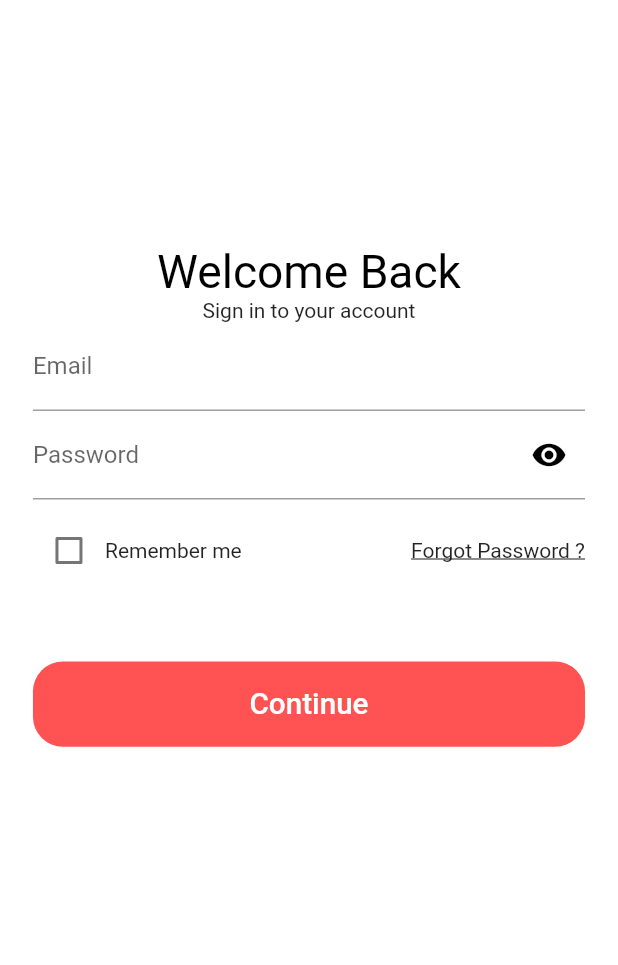
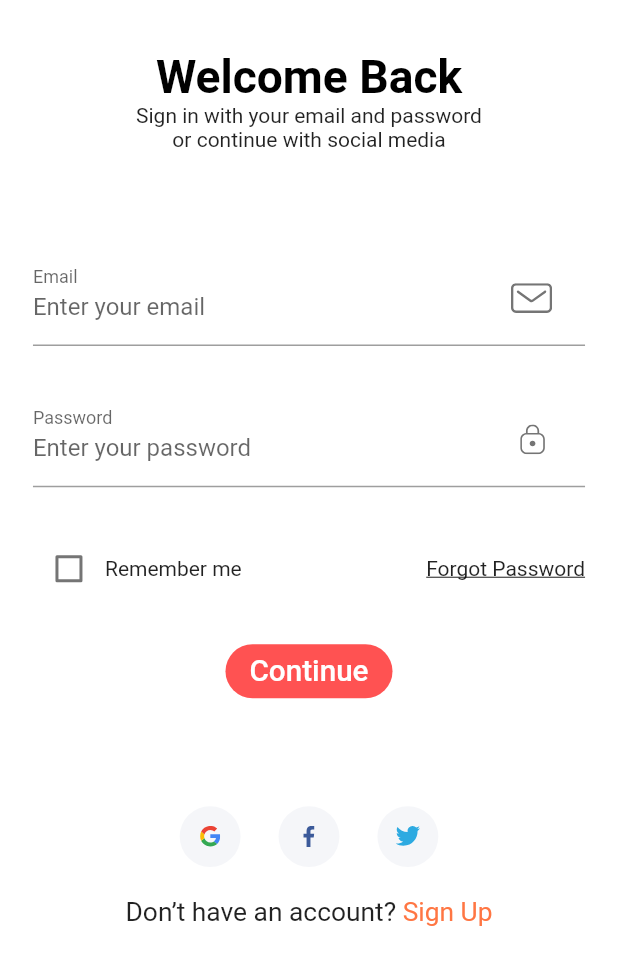
Before and after one commit to hepham/ecommerce, a Flutter app: the screen it shows after launch, after a tap on "Continue", on a phone screen of 412 x 824 dp. Shown: the top 965 px of the screen. Run offline on Flutter 3.47's test engine with Material 2 defaults, Android fonts, the phone set to English and light mode, and no system bars; our stand-ins replace flutter_svg, image_picker.

Commit message:
change avatar and login update

```diff
--- /dev/null
+++ b/lib/component/custom_surfix_icon.dart
@@ -0,0 +1,29 @@
+import 'package:flutter/material.dart';
+import 'package:flutter_svg/flutter_svg.dart';
+
+import '../config.dart';
+
+class CustomSurffixIcon extends StatelessWidget {
+  const CustomSurffixIcon({
+    Key? key,
+    required this.svgIcon,
+  }) : super(key: key);
+
+  final String svgIcon;
+
+  @override
+  Widget build(BuildContext context) {
+    return Padding(
+      padding: EdgeInsets.fromLTRB(
+        0,
+        getProportionateScreenWidth(20),
+        getProportionateScreenWidth(20),
+        getProportionateScreenWidth(20),
+      ),
+      child: SvgPicture.asset(
+        svgIcon,
+        height: getProportionateScreenWidth(18),
+      ),
+    );
+  }
+}
--- /dev/null
+++ b/lib/component/socalcard.dart
@@ -0,0 +1,34 @@
+import 'package:flutter/material.dart';
+import 'package:flutter_svg/flutter_svg.dart';
+
+import '../config.dart';
+
+class SocalCard extends StatelessWidget {
+  const SocalCard({
+    Key? key,
+    this.icon,
+    this.press,
+  }) : super(key: key);
+
+  final String? icon;
+  final Function? press;
+
+  @override
+  Widget build(BuildContext context) {
+    return GestureDetector(
+      onTap: press as void Function()?,
+      child: Container(
+        margin:
+        EdgeInsets.symmetric(horizontal: getProportionateScreenWidth(10)),
+        padding: EdgeInsets.all(getProportionateScreenWidth(12)),
+        height: getProportionateScreenHeight(40),
+        width: getProportionateScreenWidth(40),
+        decoration: BoxDecoration(
+          color: Color(0xFFF5F6F9),
+          shape: BoxShape.circle,
+        ),
+        child: SvgPicture.asset(icon!),
+      ),
+    );
+  }
+}
--- /dev/null
+++ b/lib/constants.dart
@@ -0,0 +1,51 @@
+import 'package:flutter/material.dart';
+
+import 'config.dart';
+
+const kPrimaryColor = Color(0xFFFF7643);
+const kPrimaryLightColor = Color(0xFFFFECDF);
+const kPrimaryGradientColor = LinearGradient(
+  begin: Alignment.topLeft,
+  end: Alignment.bottomRight,
+  colors: [Color(0xFFFFA53E), Color(0xFFFF7643)],
+);
+const kSecondaryColor = Color(0xFF979797);
+const kTextColor = Color(0xFF757575);
+
+const kAnimationDuration = Duration(milliseconds: 200);
+
+final headingStyle = TextStyle(
+  fontSize: getProportionateScreenWidth(28),
+  fontWeight: FontWeight.bold,
+  color: Colors.black,
+  height: 1.5,
+);
+
+const defaultDuration = Duration(milliseconds: 250);
+
+// Form Error
+final RegExp emailValidatorRegExp =
+RegExp(r"^[a-zA-Z0-9.]+@[a-zA-Z0-9]+\.[a-zA-Z]+");
+const String kEmailNullError = "Please Enter your email";
+const String kInvalidEmailError = "Please Enter Valid Email";
+const String kPassNullError = "Please Enter your password";
+const String kShortPassError = "Password is too short";
+const String kMatchPassError = "Passwords don't match";
+const String kNamelNullError = "Please Enter your name";
+const String kPhoneNumberNullError = "Please Enter your phone number";
+const String kAddressNullError = "Please Enter your address";
+
+final otpInputDecoration = InputDecoration(
+  contentPadding:
+  EdgeInsets.symmetric(vertical: getProportionateScreenWidth(15)),
+  border: outlineInputBorder(),
+  focusedBorder: outlineInputBorder(),
+  enabledBorder: outlineInputBorder(),
+);
+
+OutlineInputBorder outlineInputBorder() {
+  return OutlineInputBorder(
+    borderRadius: BorderRadius.circular(getProportionateScreenWidth(15)),
+    borderSide: BorderSide(color: kTextColor),
+  );
+}
--- a/lib/screen/signIn/component/body.dart
+++ b/lib/screen/signIn/component/body.dart
@@ -1,141 +1,62 @@
-import 'package:commerce/config.dart';
-import 'package:commerce/screen/Home/homeScreen.dart';
-import 'package:commerce/screen/signIn/component/forgotpassword.dart';
-import 'package:flutter/cupertino.dart';
+import 'package:commerce/component/socalcard.dart';
+import 'package:commerce/screen/signIn/component/signform.dart';
 import 'package:flutter/material.dart';
 
-bool obserText1 = true;
+import '../../../config.dart';
+import 'no_account_text.dart';
 
 class Body extends StatelessWidget {
-  const Body({Key? key}) : super(key: key);
-
   @override
   Widget build(BuildContext context) {
     return SafeArea(
       child: SizedBox(
         width: double.infinity,
+        child: Padding(
+          padding:
+          EdgeInsets.symmetric(horizontal: getProportionateScreenWidth(20)),
+          child: SingleChildScrollView(
             child: Column(
               children: [
-          Spacer(),
+                SizedBox(height: SizeConfig.screenHeight * 0.04),
                 Text(
-            'Welcome Back',
+                  "Welcome Back",
                   style: TextStyle(
                     color: Colors.black,
                     fontSize: getProportionateScreenWidth(28),
+                    fontWeight: FontWeight.bold,
                   ),
                 ),
                 Text(
-            'Sign in to your account',
+                  "Sign in with your email and password  \nor continue with social media",
                   textAlign: TextAlign.center,
                 ),
+                SizedBox(height: SizeConfig.screenHeight * 0.08),
                 SignForm(),
-          SizedBox(
-            height: 50,
+                SizedBox(height: SizeConfig.screenHeight * 0.08),
+                Row(
+                  mainAxisAlignment: MainAxisAlignment.center,
+                  children: [
+                    SocalCard(
+                      icon: "assets/icons/google-icon.svg",
+                      press: () {},
                     ),
-          Padding(
-            padding: EdgeInsets.symmetric(
-                horizontal: getProportionateScreenWidth(20)),
-            child: SizedBox(
-              width: double.infinity,
-              height: getProportionateScreenHeight(56),
-              child: FlatButton(
-                  shape: RoundedRectangleBorder(
-                    borderRadius: BorderRadius.circular(20),
+                    SocalCard(
+                      icon: "assets/icons/facebook-2.svg",
+                      press: () {},
                     ),
-                  onPressed: () {
-                    Navigator.pushNamed(context, homeScreen.routeName);
-                  },
-                  color: Colors.redAccent,
-                  child: Text(
-                    "Continue",
-                    style: TextStyle(
-                      color: Colors.white,
-                      fontSize: getProportionateScreenWidth(18),
+                    SocalCard(
+                      icon: "assets/icons/twitter.svg",
+                      press: () {},
                     ),
-                  )),
-            ),
-          ),
-          Spacer(),
-          Spacer(),
                   ],
                 ),
-    ));
-  }
-}
-
-class SignForm extends StatefulWidget {
-  const SignForm({Key? key}) : super(key: key);
-
-  @override
-  _SignFormState createState() => _SignFormState();
-}
-
-class _SignFormState extends State<SignForm> {
-  bool remember = false;
-  @override
-  Widget build(BuildContext context) {
-    return Form(
-        child: Padding(
-      padding:
-          EdgeInsets.symmetric(horizontal: getProportionateScreenWidth(20)),
-      child: Column(
-        children: [
-          TextFormField(
-            decoration: InputDecoration(
-              hintText: "Enter your email or phone number",
-              labelText: "Email",
-            ),
-          ),
-          TextFormField(
-            obscureText: obserText1,
-            decoration: InputDecoration(
-              hintText: "Enter your password",
-              labelText: "Password",
-              suffixIcon: GestureDetector(
-                onTap: () {
-                  setState(() {
-                    obserText1 = !obserText1;
-                  });
-                  FocusScope.of(context).unfocus();
-                },
-                child: Icon(
-                  obserText1 == true ? Icons.visibility : Icons.visibility_off,
-                  color: Colors.black,
+                SizedBox(height: getProportionateScreenHeight(20)),
+                NoAccountText(),
+              ],
             ),
           ),
         ),
       ),
-          SizedBox(
-            height: 10,
-          ),
-          Row(
-            children: [
-              Checkbox(
-                  value: remember,
-                  activeColor: Colors.redAccent,
-                  onChanged: (value) {
-                    setState(() {
-                      remember = value!;
-                    });
-                  }),
-              Text("Remember me"),
-              Spacer(),
-              GestureDetector(
-                onTap: (){
-                  Navigator.of(context).pushReplacement(
-                    MaterialPageRoute(
-                      builder: (ctx) => ForgotPassword(),
-                    ),
     );
-
-                },
-                child: Text("Forgot Password ?",style: TextStyle(decoration: TextDecoration.underline),),
-              ),
-
-            ],
-          ),
-        ],
-      ),
-    ));
   }
 }
--- /dev/null
+++ b/lib/screen/signIn/component/no_account_text.dart
@@ -0,0 +1,32 @@
+import 'package:flutter/material.dart';
+
+import '../../../config.dart';
+import '../../../constants.dart';
+
+class NoAccountText extends StatelessWidget {
+  const NoAccountText({
+    Key? key,
+  }) : super(key: key);
+
+  @override
+  Widget build(BuildContext context) {
+    return Row(
+      mainAxisAlignment: MainAxisAlignment.center,
+      children: [
+        Text(
+          "Don’t have an account? ",
+          style: TextStyle(fontSize: getProportionateScreenWidth(16)),
+        ),
+        GestureDetector(
+
+          child: Text(
+            "Sign Up",
+            style: TextStyle(
+                fontSize: getProportionateScreenWidth(16),
+                color: kPrimaryColor),
+          ),
+        ),
+      ],
+    );
+  }
+}
--- /dev/null
+++ b/lib/screen/signIn/component/signform.dart
@@ -0,0 +1,165 @@
+import 'package:commerce/component/custom_surfix_icon.dart';
+import 'package:commerce/component/form_error.dart';
+import 'package:commerce/screen/Home/homeScreen.dart';
+import 'package:flutter/material.dart';
+
+import '../../../config.dart';
+import '../../../constants.dart';
+import 'forgotpassword.dart';
+
+class SignForm extends StatefulWidget {
+  @override
+  _SignFormState createState() => _SignFormState();
+}
+
+class _SignFormState extends State<SignForm> {
+  final _formKey = GlobalKey<FormState>();
+  String? email;
+  String? password;
+  bool? remember = false;
+  final List<String?> errors = [];
+
+  void addError({String? error}) {
+    if (!errors.contains(error))
+      setState(() {
+        errors.add(error);
+      });
+  }
+
+  void removeError({String? error}) {
+    if (errors.contains(error))
+      setState(() {
+        errors.remove(error);
+      });
+  }
+
+  @override
+  Widget build(BuildContext context) {
+    return Form(
+      key: _formKey,
+      child: Column(
+        children: [
+          buildEmailFormField(),
+          SizedBox(height: getProportionateScreenHeight(30)),
+          buildPasswordFormField(),
+          SizedBox(height: getProportionateScreenHeight(30)),
+          Row(
+            children: [
+              Checkbox(
+                value: remember,
+                activeColor: Colors.blue,
+                onChanged: (value) {
+                  setState(() {
+                    remember = value;
+                  });
+                },
+              ),
+              Text("Remember me"),
+              Spacer(),
+              GestureDetector(
+                onTap: () {
+                  Navigator.of(context).pushReplacement(
+                    MaterialPageRoute(
+                      builder: (ctx) => ForgotPassword(),
+                    ),
+                  );
+                },
+                child: Text(
+                  "Forgot Password",
+                  style: TextStyle(decoration: TextDecoration.underline),
+                ),
+              )
+            ],
+          ),
+          FormError(errors: errors),
+          SizedBox(height: getProportionateScreenHeight(20)),
+          FlatButton(
+              shape: RoundedRectangleBorder(
+                borderRadius: BorderRadius.circular(20),
+              ),
+              onPressed: () {
+                Navigator.of(context).pushReplacement(
+                  MaterialPageRoute(
+                    builder: (ctx) => homeScreen(),
+                  ),
+                );
+              },
+              color: Colors.redAccent,
+              child: Text(
+                "Continue",
+                style: TextStyle(
+                  color: Colors.white,
+                  fontSize: getProportionateScreenWidth(18),
+                ),
+              )),
+        ],
+      ),
+    );
+  }
+
+  TextFormField buildPasswordFormField() {
+    return TextFormField(
+      obscureText: true,
+      onSaved: (newValue) => password = newValue,
+      onChanged: (value) {
+        if (value.isNotEmpty) {
+          removeError(error: kPassNullError);
+        } else if (value.length >= 8) {
+          removeError(error: kShortPassError);
+        }
+        return null;
+      },
+      validator: (value) {
+        if (value!.isEmpty) {
+          addError(error: kPassNullError);
+          return "";
+        } else if (value.length < 8) {
+          addError(error: kShortPassError);
+          return "";
+        }
+        return null;
+      },
+      decoration: InputDecoration(
+        labelText: "Password",
+        hintText: "Enter your password",
+        // If  you are using latest version of flutter then lable text and hint text shown like this
+        // if you r using flutter less then 1.20.* then maybe this is not working properly
+        floatingLabelBehavior: FloatingLabelBehavior.always,
+        suffixIcon: CustomSurffixIcon(svgIcon: "assets/icons/Lock.svg"),
+      ),
+    );
+  }
+
+  TextFormField buildEmailFormField() {
+    return TextFormField(
+      keyboardType: TextInputType.emailAddress,
+      onSaved: (newValue) => email = newValue,
+      onChanged: (value) {
+        if (value.isNotEmpty) {
+          removeError(error: kEmailNullError);
+        } else if (emailValidatorRegExp.hasMatch(value)) {
+          removeError(error: kInvalidEmailError);
+        }
+        return null;
+      },
+      validator: (value) {
+        if (value!.isEmpty) {
+          addError(error: kEmailNullError);
+          return "";
+        } else if (!emailValidatorRegExp.hasMatch(value)) {
+          addError(error: kInvalidEmailError);
+          return "";
+        }
+        return null;
+      },
+      decoration: InputDecoration(
+        labelText: "Email",
+        hintText: "Enter your email",
+        // If  you are using latest version of flutter then lable text and hint text shown like this
+        // if you r using flutter less then 1.20.* then maybe this is not working properly
+        floatingLabelBehavior: FloatingLabelBehavior.always,
+        suffixIcon: CustomSurffixIcon(svgIcon: "assets/icons/Mail.svg"),
+      ),
+    );
+  }
+}
```
Also changed, not shown: lib/component/form_error.dart (added, +37 -0 lines), assets/icons/Error.svg (added), assets/icons/facebook-2.svg (added), assets/icons/google-icon.svg (added), assets/icons/twitter.svg (added). Lines whose indentation alone changed are shown as unchanged.
